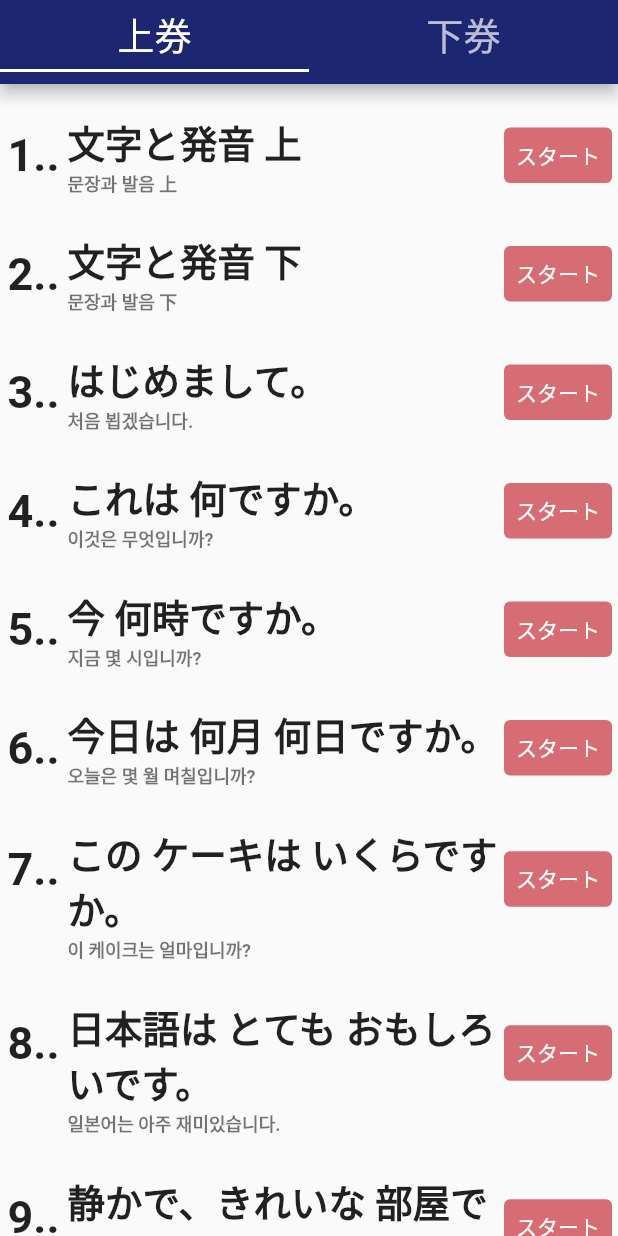
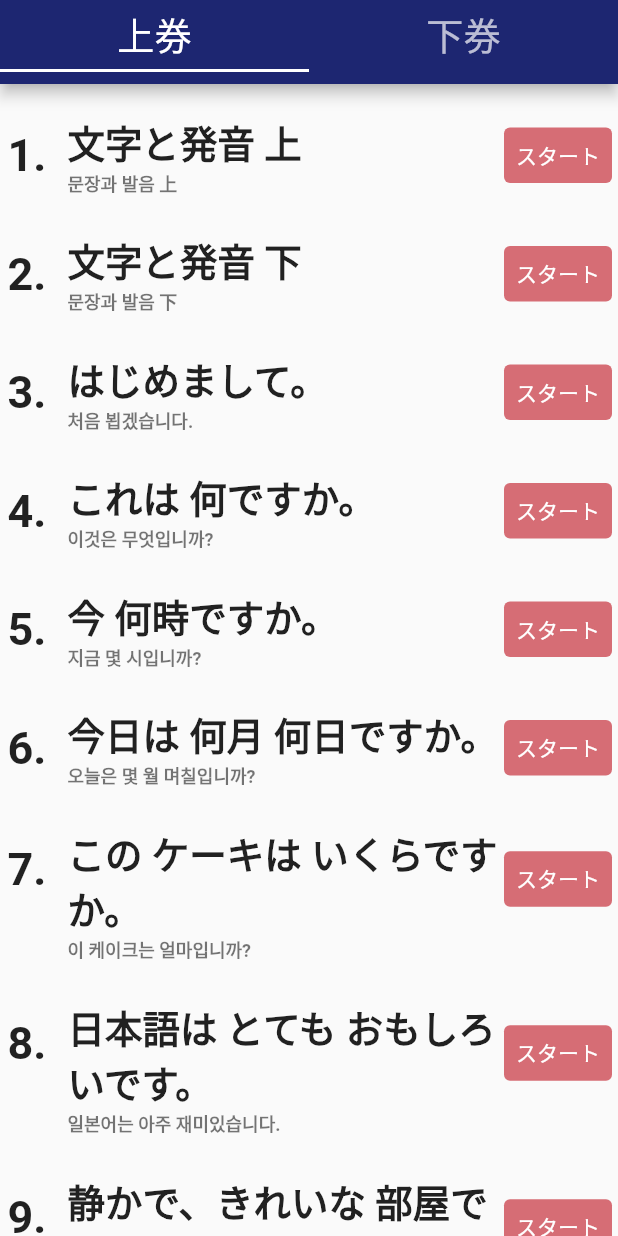
Before and after one commit to ordem-yoo/tango, a Flutter app: the screen it shows after launch, after a tap on "単語暗記", on a phone screen of 412 x 824 dp. Run offline on Flutter 3.47's test engine with Material 2 defaults, Android fonts, the phone set to English and light mode, and no system bars; network calls fail; Roboto replaces fonts that are missing (ZenKakuGothicAntique).

```diff
--- a/lib/Screen/booklist.dart
+++ b/lib/Screen/booklist.dart
@@ -43,24 +43,23 @@ class _BookListState extends State<BookList> {
               SingleChildScrollView(
                 child: Column(
                   children: [
-                    UnitList('1.', '文字と発音 上', '문장과 발음 上', context),
-                    UnitList('2.', '文字と発音 下', '문장과 발음 下', context),
-                    UnitList('3.', 'はじめまして。', '처음 뵙겠습니다.', context),
-                    UnitList('4.', 'これは 何ですか。', '이것은 무엇입니까?', context),
-                    UnitList('5.', '今 何時ですか。', '지금 몇 시입니까?', context),
-                    UnitList('6.', '今日は 何月 何日ですか。', '오늘은 몇 월 며칠입니까?', context),
-                    UnitList('7.', 'この ケーキは いくらですか。', '이 케이크는 얼마입니까?', context),
+                    UnitList('1', '文字と発音 上', '문장과 발음 上', context),
+                    UnitList('2', '文字と発音 下', '문장과 발음 下', context),
+                    UnitList('3', 'はじめまして。', '처음 뵙겠습니다.', context),
+                    UnitList('4', 'これは 何ですか。', '이것은 무엇입니까?', context),
+                    UnitList('5', '今 何時ですか。', '지금 몇 시입니까?', context),
+                    UnitList('6', '今日は 何月 何日ですか。', '오늘은 몇 월 며칠입니까?', context),
+                    UnitList('7', 'この ケーキは いくらですか。', '이 케이크는 얼마입니까?', context),
                     UnitList(
-                        '8.', '日本語は とても おもしろいです。', '일본어는 아주 재미있습니다.', context),
+                        '8', '日本語は とても おもしろいです。', '일본어는 아주 재미있습니다.', context),
+                    UnitList('9', '静かで、きれいな 部屋ですね。', '조용하고 깨끗한 방이군요.', context),
+                    UnitList('10', '日本語学校はどこですか。', '일본어 학교는 어디입니까?', context),
+                    UnitList('11', '何人家族ですか。', '가족이 몇 명입니까?', context),
                     UnitList(
-                        '9.', '静かで、きれいな 部屋ですね。', '조용하고 깨끗한 방이군요.', context),
-                    UnitList('10.', '日本語学校はどこですか。', '일본어 학교는 어디입니까?', context),
-                    UnitList('11.', '何人家族ですか。', '가족이 몇 명입니까?', context),
-                    UnitList(
-                        '12.', '友達と 一緒に 映画を 見ます。', '친구와 함께 영화를 봅니다.', context),
-                    UnitList('13.', '最近 寒く なりましたね。', '요즘 추워졌네요', context),
-                    UnitList('14.', '友達と 遊びに 行きます。', '친구와 놀러 갑니다.', context),
-                    UnitList('15.', '漢字も 多いし、読み方も \n難しいですね。',
+                        '12', '友達と 一緒に 映画を 見ます。', '친구와 함께 영화를 봅니다.', context),
+                    UnitList('13', '最近 寒く なりましたね。', '요즘 추워졌네요', context),
+                    UnitList('14', '友達と 遊びに 行きます。', '친구와 놀러 갑니다.', context),
+                    UnitList('15', '漢字も 多いし、読み方も \n難しいですね。',
                         '한자는 많고, 읽는 법도 어렵네요', context),
                   ],
                 ),
@@ -68,30 +67,29 @@ class _BookListState extends State<BookList> {
               SingleChildScrollView(
                 child: Column(
                   children: [
-                    UnitList('1.', '今 何を して いますか。', '지금무엇을 하고 있습니까?', context),
-                    UnitList('2.', 'どこに 住んで いますか。', '어디에 살고 있습니까?', context),
-                    UnitList('3.', '妹も つれて 行っても いいですか。', '여동생도 데리고 가도 됩니까?',
+                    UnitList('1', '今 何を して いますか。', '지금무엇을 하고 있습니까?', context),
+                    UnitList('2', 'どこに 住んで いますか。', '어디에 살고 있습니까?', context),
+                    UnitList(
+                        '3', '妹も つれて 行っても いいですか。', '여동생도 데리고 가도 됩니까?', context),
+                    UnitList(
+                        '4', '日本へ 行った ことが ありますか。', '일본에 간 적이 있습니까?', context),
+                    UnitList('5', '本を 読んだり 音楽を\n聞いたり します。',
+                        '책을 읽기도 하고 음악을 듣기도 합니다.', context),
+                    UnitList('6', 'お酒が 飲めますか。', '술을 마실 수 있습니까?', context),
+                    UnitList('7', '5時に 起きなければ なりません。', '5시에 일어나지 않으면 안 됩니다',
+                        context),
+                    UnitList('8', '土曜日に 結婚するそうです。', '토요일에 결혼한다고 합니다.', context),
+                    UnitList('9', 'まるで 天使の ようですね。', '마치 천사와 같군요', context),
+                    UnitList('10', 'ここから どうやって 行けば\nいいですか。', '여기에서 어떻게 가면 됩니까?',
                         context),
                     UnitList(
-                        '4.', '日本へ 行った ことが ありますか。', '일본에 간 적이 있습니까?', context),
-                    UnitList('5.', '本を 読んだり 音楽を\n聞いたり します。',
-                        '책을 읽기도 하고 음악을 듣기도 합니다..', context),
-                    UnitList('6.', 'お酒が 飲めますか。', '술을 마실 수 있습니까?', context),
-                    UnitList('7.', '5時に 起きなければ なりません。', '5시에 일어나지 않으면 안 됩니다',
-                        context),
+                        '11', 'ペンを 貸して くれませんか。 ', '펜을 빌려주지 않겠습니까?', context),
                     UnitList(
-                        '8.', '土曜日に 結婚するそうです。', '토요일에 결혼한다고 합니다.', context),
-                    UnitList('9.', 'まるで 天使の ようですね。', '마치 천사와 같군요', context),
-                    UnitList('10.', 'ここから どうやって 行けば\nいいですか。',
-                        '여기에서 어떻게 가면 됩니까?', context),
-                    UnitList(
-                        '11.', 'ペンを 貸して くれませんか。 ', '펜을 빌려주지 않겠습니까?', context),
-                    UnitList(
-                        '12.', '隣の 人に 足を 踏まれました。', '옆 사람에게 발을 밟혔습니다.', context),
-                    UnitList('13.', '漢字を 書かせたり 例文を\n覚えさせたり します。',
+                        '12', '隣の 人に 足を 踏まれました。', '옆 사람에게 발을 밟혔습니다.', context),
+                    UnitList('13', '漢字を 書かせたり 例文を\n覚えさせたり します。',
                         '한자를 쓰게 하기도 하고 예문을 외우게 하기도 합니다.', context),
-                    UnitList('14.', '少々 お待ち ください。', '잠시만 기다려 주십시오', context),
-                    UnitList('15.', '私が お持ちします。', '제가 들어 드리겠습니다.', context),
+                    UnitList('14', '少々 お待ち ください。', '잠시만 기다려 주십시오', context),
+                    UnitList('15', '私が お持ちします。', '제가 들어 드리겠습니다.', context),
                   ],
                 ),
               ),
--- a/lib/Screen/tangoscreen.dart
+++ b/lib/Screen/tangoscreen.dart
@@ -47,18 +47,17 @@ class Post {
     return Post(
       booklist: json['book'],
       unitNumber: json['book'][0],
-      tangoNumber: json['book']['unitNumber']['tangoNumber'],
-      japanese: json['book']['unitNumber']['tangoNumber']['japanese'],
-      hiragata: json['book']['unitNumber']['tangoNumber']['hiragata'],
-      pronunciation: json['book']['unitNumber']['tangoNumber']['pronuncitaion'],
-      korean: json['book']['unitNumber']['tangoNumber']['korean'],
+      tangoNumber: json['book'][0],
+      japanese: json['book'][0][0],
+      hiragata: json['book'][0][0],
+      pronunciation: json['book'][0][0],
+      korean: json['book'][0][0],
     );
   }
 }
 
 class TangoScreen extends StatefulWidget {
-  TangoScreen(String indexNumber);
-  int unitNumber = int.parse(TangoScreen.indexNumber);
+  const TangoScreen(String indexNumber);
 
   @override
   State<TangoScreen> createState() => _TangoScreenState();
@@ -89,8 +88,8 @@ class _TangoScreenState extends State<TangoScreen> {
                 children: [
                   Column(
                     children: [
-                      tangoContainer(snapshot, japanese, indexNumber,
-                          tangoNumber, "japanese"),
+                      tangoContainer(
+                          snapshot, japanese, 9, tangoNumber, "japanese"),
                       tangoContainer(
                           snapshot, hiragata, 9, tangoNumber, "hiragata"),
                       tangoContainer(snapshot, pronunciation, 9, tangoNumber,
```
